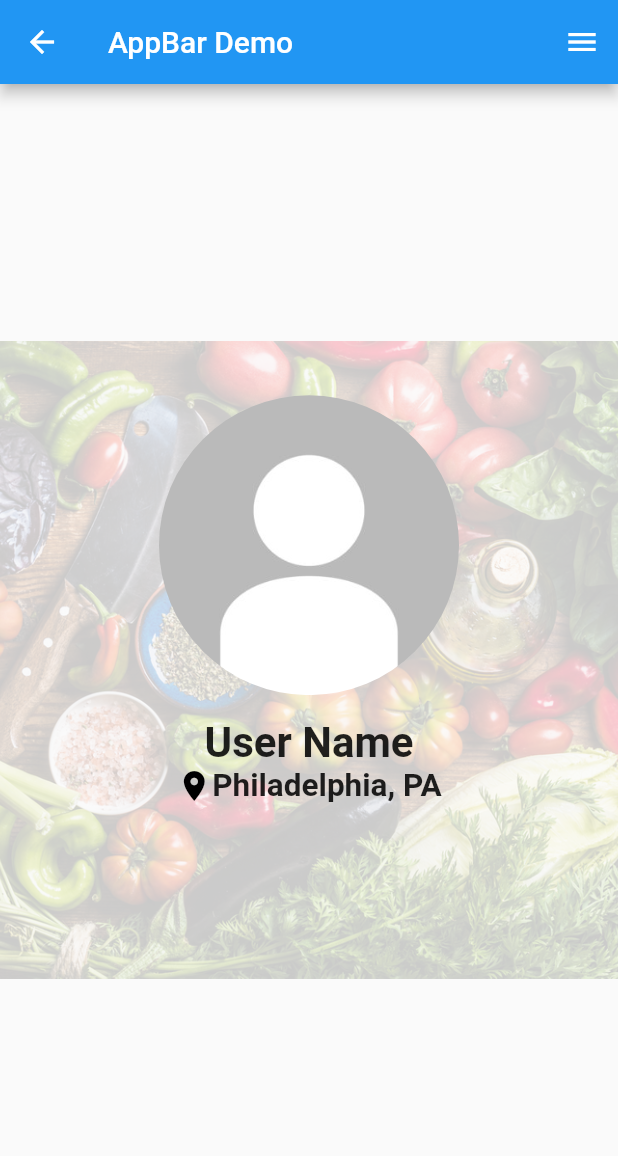
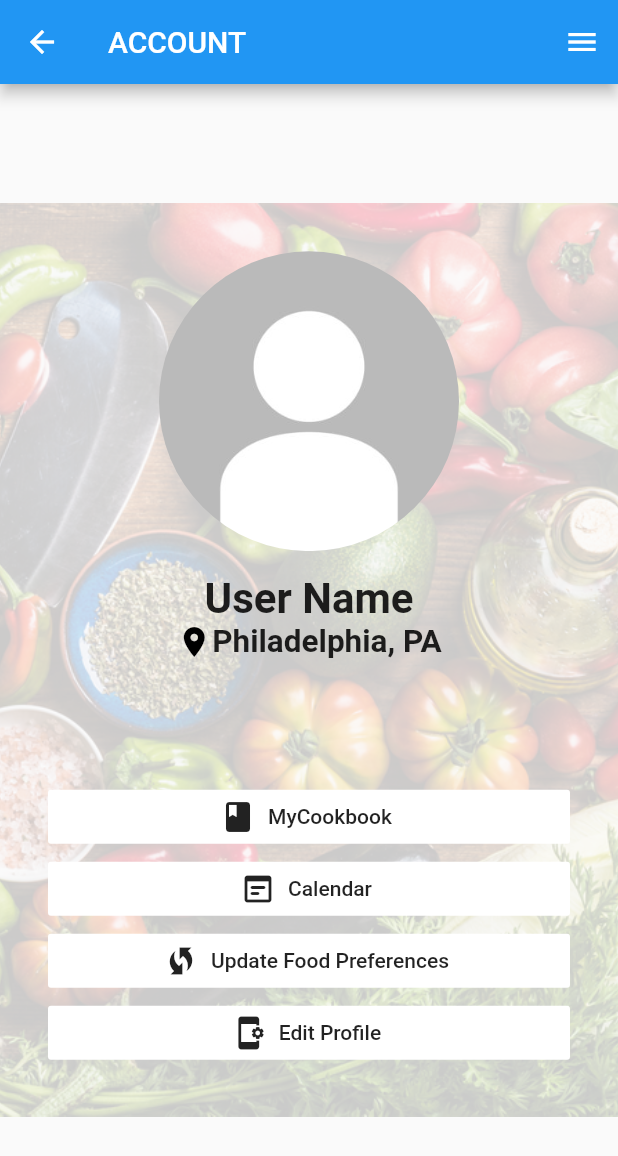
Before and after one commit to Capstone-Projects-2022-Spring/project-gorecipe, a Flutter app: the Profile screen opened directly with empty values, on a phone screen of 412 x 824 dp. Shown: the top 1156 px of the screen. Run offline on Flutter 3.47's test engine with Material 2 defaults, Android fonts, the phone set to English and light mode, and no system bars.

Commit message:
add buttons, still needs work

```diff
--- a/GoRECIPE/gorecipe/lib/Screens/profile.dart
+++ b/GoRECIPE/gorecipe/lib/Screens/profile.dart
@@ -38,7 +38,7 @@ class _Profile extends State<Profile> {
 
     return Scaffold(
         appBar: AppBar(
-          title: const Text('AppBar Demo'),
+          title: const Text('ACCOUNT'),
           actions: <Widget>[
 
             IconButton(
@@ -77,7 +77,7 @@ class _Profile extends State<Profile> {
               ),
             ),
             child: Padding(
-              padding: const EdgeInsets.all(36.0),
+              padding: const EdgeInsets.all(32),
               child: Column(
                 crossAxisAlignment: CrossAxisAlignment.center,
                 mainAxisAlignment: MainAxisAlignment.center,
@@ -109,9 +109,55 @@ class _Profile extends State<Profile> {
                     const SizedBox(
                       height: 80.0,
                     ),
-                  ]
-              )
-            )
+                    SizedBox(
+                      child: FlatButton.icon(
+                        onPressed: () {},
+                        icon: Icon(
+                            Icons.book
+                        ),
+                        label: Text('MyCookbook'),
+                        color: Colors.white,
+                        minWidth: double.infinity,
+                      ),
+                    ),
+                    SizedBox(
+                      child: FlatButton.icon(
+                        onPressed: () {},
+                        icon: Icon(
+                            Icons.wysiwyg_rounded
+                        ),
+                        label: Text('Calendar'),
+                        color: Colors.white,
+                        minWidth: double.infinity,
+                      ),
+                    ),
+                    SizedBox(
+                      child: FlatButton.icon(
+                        onPressed: () {},
+                        icon: Icon(
+                            Icons.wifi_protected_setup
+                        ),
+                        label: Text('Update Food Preferences'),
+                        color: Colors.white,
+                        minWidth: double.infinity,
+                      ),
+                    ),
+                    SizedBox(
+                      child: FlatButton.icon(
+                        onPressed: () {},
+                        icon: Icon(
+                            Icons.app_settings_alt
+                        ),
+                        label: Text('Edit Profile'),
+                        color: Colors.white,
+                        minWidth: double.infinity,
+                      ),
+                    )
+                  ],
+              ),
+
+            ),
+
           ),
         )
       )
```
